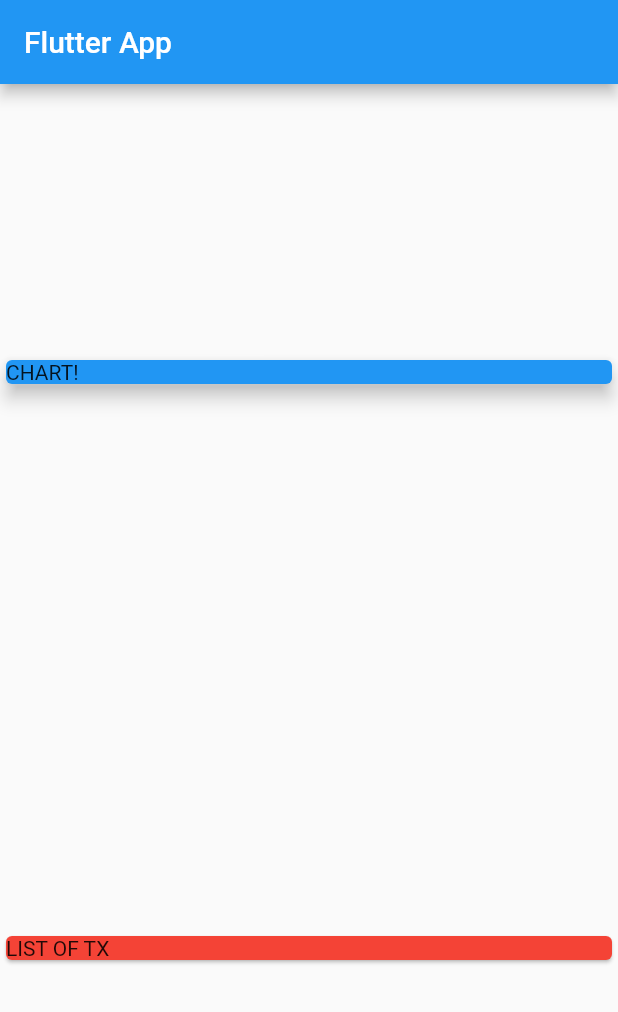
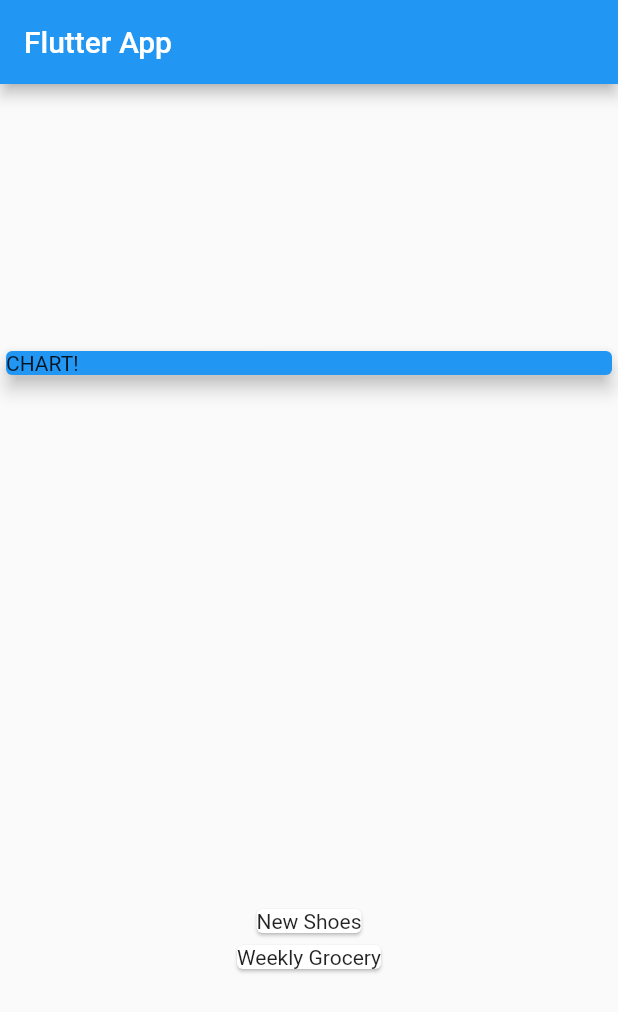
Before and after one commit to haile-12-21-23/expense_planner, a Flutter app: the screen it shows after launch, on a phone screen of 412 x 824 dp. Shown: the top 1012 px of the screen. Run offline on Flutter 3.47's test engine with Material 2 defaults, Android fonts, the phone set to English and light mode, and no system bars.

```diff
--- a/lib/main.dart
+++ b/lib/main.dart
@@ -22,6 +22,15 @@ class MyApp extends StatelessWidget {
 }
 
 class MyHomePage extends StatefulWidget {
+  MyHomePage({
+    super.key,
+  });
+
+  @override
+  State<MyHomePage> createState() => _MyHomePageState();
+}
+
+class _MyHomePageState extends State<MyHomePage> {
   final List<Transaction> transactions = [
     Transaction(
       id: 't1',
@@ -36,15 +45,6 @@ class MyHomePage extends StatefulWidget {
       date: DateTime.now(),
     )
   ];
-  MyHomePage({
-    super.key,
-  });
-
-  @override
-  State<MyHomePage> createState() => _MyHomePageState();
-}
-
-class _MyHomePageState extends State<MyHomePage> {
   @override
   Widget build(BuildContext context) {
     return Scaffold(
@@ -63,10 +63,13 @@ class _MyHomePageState extends State<MyHomePage> {
                 child: Text('CHART!'),
               ),
             ),
-            const Card(
-              color: Colors.red,
-              child: Text('LIST OF TX'),
-            )
+            Column(
+                children: transactions.map((tx) {
+              return Card(
+                  child: Text(
+                tx.title,
+              ));
+            }).toList())
           ],
         ));
   }
```
